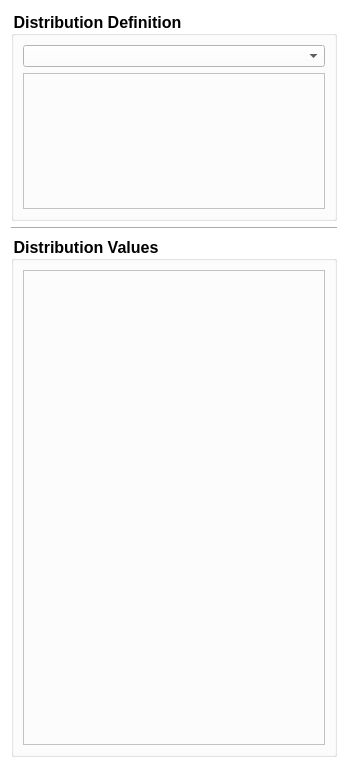
Qt form tribgui/_qtdesigner/qdesignFDTables.ui (trhallam/trib) before a commit.
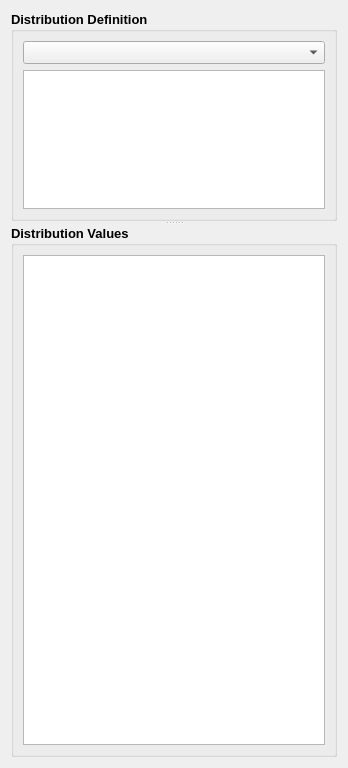
The same form after that commit. Custom widgets are drawn as their Qt base class.

Patch:
```diff
--- a/tribgui/_qtdesigner/qdesignFDTables.ui
+++ b/tribgui/_qtdesigner/qdesignFDTables.ui
@@ -20,47 +20,14 @@
    <string>Form</string>
   </property>
   <property name="styleSheet">
-   <string notr="true">background-color: rgb(255, 255, 255);</string>
+   <string notr="true"/>
   </property>
   <layout class="QGridLayout" name="gridLayout">
-   <item row="2" column="0">
-    <widget class="QGroupBox" name="distributionValuesGroup">
-     <property name="minimumSize">
-      <size>
-       <width>250</width>
-       <height>250</height>
-      </size>
-     </property>
-     <property name="font">
-      <font>
-       <pointsize>12</pointsize>
-       <weight>75</weight>
-       <bold>true</bold>
-      </font>
-     </property>
-     <property name="styleSheet">
-      <string notr="true">background-color: rgb(255, 255, 255);</string>
-     </property>
-     <property name="title">
-      <string>Distribution Values</string>
-     </property>
-     <layout class="QGridLayout" name="gridLayout_2">
-      <item row="1" column="0">
-       <widget class="XParameterTableWidget" name="tableWidgetDistrValues">
-        <property name="styleSheet">
-         <string notr="true">selection-color: rgb(93, 87, 107);
-selection-background-color: rgb(139, 218, 249);
-background-color: rgb(252, 252, 252);
-border-color: rgb(93, 87, 107);
-alternate-background-color: rgb(255, 250, 227);
-font: 75 14pt &quot;Arial&quot;;</string>
-        </property>
-       </widget>
-      </item>
-     </layout>
-    </widget>
-   </item>
    <item row="0" column="0">
+    <widget class="QSplitter" name="splitter">
+     <property name="orientation">
+      <enum>Qt::Vertical</enum>
+     </property>
     <widget class="QGroupBox" name="distributionDefBox">
      <property name="minimumSize">
       <size>
@@ -76,13 +43,13 @@
      </property>
      <property name="font">
       <font>
-       <pointsize>12</pointsize>
+        <pointsize>10</pointsize>
        <weight>75</weight>
        <bold>true</bold>
       </font>
      </property>
      <property name="styleSheet">
-      <string notr="true">background-color: rgb(255, 255, 255);</string>
+       <string notr="true"/>
      </property>
      <property name="title">
       <string>Distribution Definition</string>
@@ -91,12 +58,7 @@
       <item row="0" column="0">
        <widget class="QComboBox" name="comboBoxDist">
         <property name="styleSheet">
-         <string notr="true">selection-color: rgb(93, 87, 107);
-selection-background-color: rgb(139, 218, 249);
-background-color: rgb(252, 252, 252);
-border-color: rgb(93, 87, 107);
-alternate-background-color: rgb(255, 250, 227);
-font: 75 14pt &quot;Arial&quot;;</string>
+          <string notr="true"/>
         </property>
         <property name="currentText">
          <string/>
@@ -105,24 +67,53 @@
       </item>
       <item row="1" column="0">
        <widget class="XParameterTableWidget" name="tableWidgetDistrInputs">
+         <property name="font">
+          <font>
+           <pointsize>9</pointsize>
+          </font>
+         </property>
         <property name="styleSheet">
-         <string notr="true">selection-color: rgb(93, 87, 107);
-selection-background-color: rgb(139, 218, 249);
-background-color: rgb(252, 252, 252);
-border-color: rgb(93, 87, 107);
-alternate-background-color: rgb(255, 250, 227);
-font: 75 14pt &quot;Arial&quot;;</string>
+          <string notr="true"/>
         </property>
        </widget>
       </item>
      </layout>
     </widget>
-   </item>
-   <item row="1" column="0">
-    <widget class="Line" name="line">
-     <property name="orientation">
-      <enum>Qt::Horizontal</enum>
-     </property>
+     <widget class="QGroupBox" name="distributionValuesGroup">
+      <property name="minimumSize">
+       <size>
+        <width>250</width>
+        <height>250</height>
+       </size>
+      </property>
+      <property name="font">
+       <font>
+        <pointsize>10</pointsize>
+        <weight>75</weight>
+        <bold>true</bold>
+       </font>
+      </property>
+      <property name="styleSheet">
+       <string notr="true"/>
+      </property>
+      <property name="title">
+       <string>Distribution Values</string>
+      </property>
+      <layout class="QGridLayout" name="gridLayout_2">
+       <item row="0" column="0">
+        <widget class="XParameterTableWidget" name="tableWidgetDistrValues">
+         <property name="font">
+          <font>
+           <pointsize>9</pointsize>
+          </font>
+         </property>
+         <property name="styleSheet">
+          <string notr="true"/>
+         </property>
+        </widget>
+       </item>
+      </layout>
+     </widget>
     </widget>
    </item>
   </layout>
```
Lines whose indentation alone changed are shown as unchanged.
